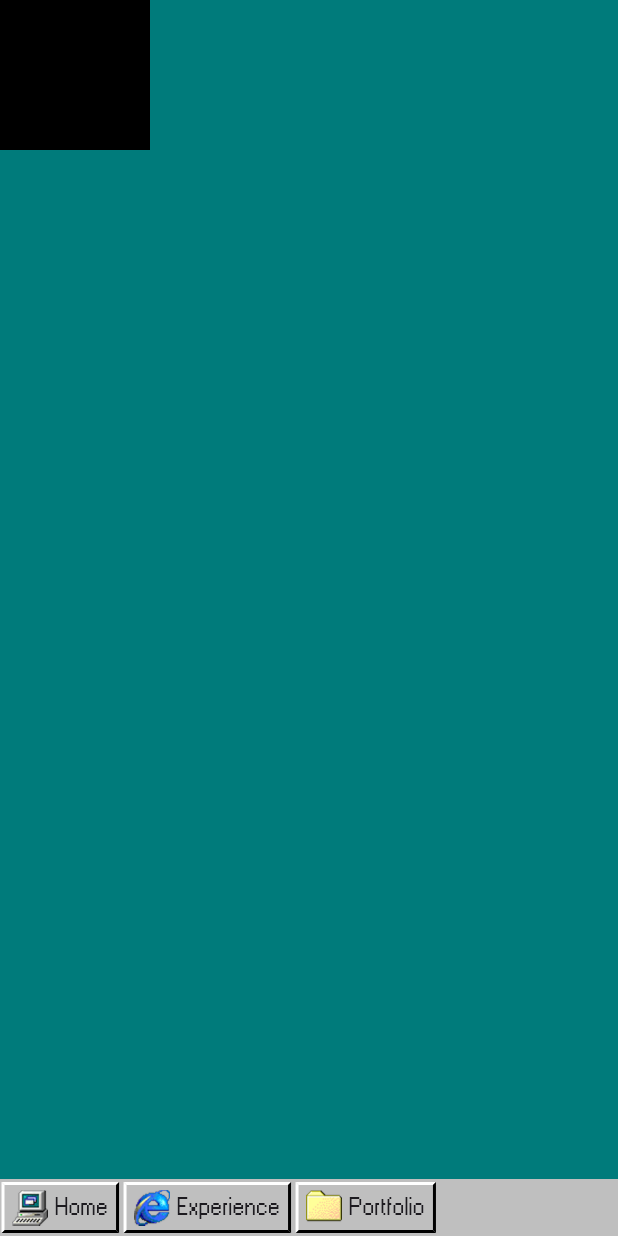
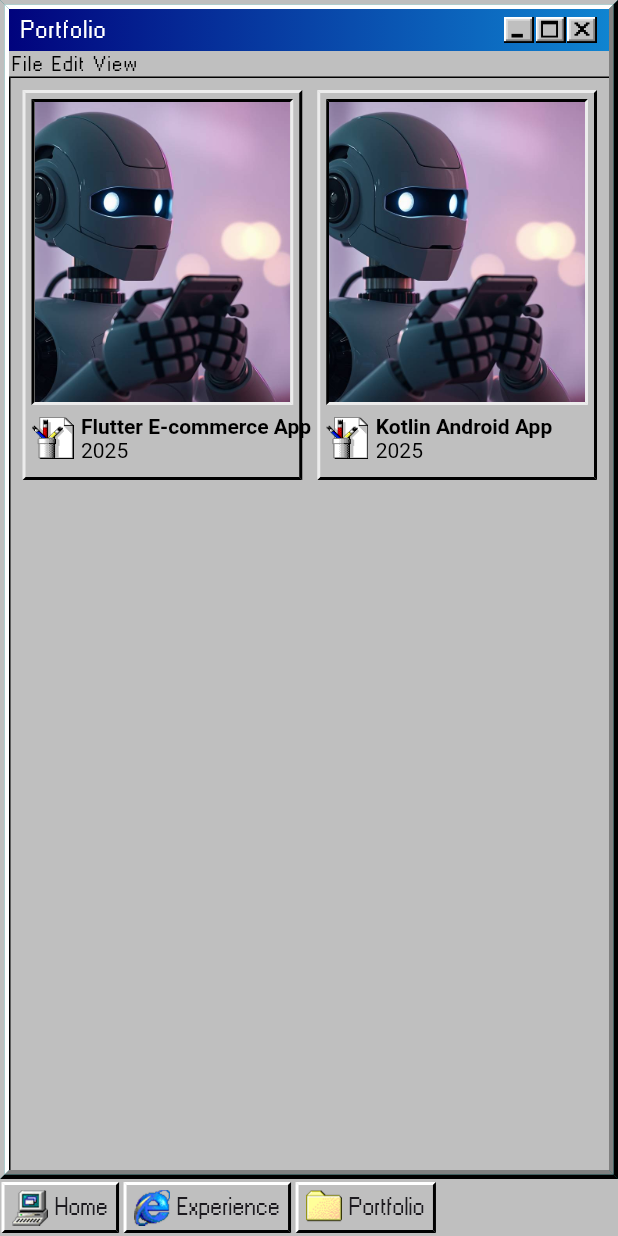
Before and after one commit to adultcode/Flutter-Windows98-Personal-website, a Flutter app: the screen it shows after launch, item 3 of the bottom bar chosen, on a phone screen of 412 x 824 dp. Run offline on Flutter 3.47's test engine with Material 3 defaults, Android fonts, the phone set to English and light mode, and no system bars; our stand-ins replace flutter_svg, responsive_framework; project files that could hold a hidden picture were left out.

Commit message:
mobile design portfolio

```diff
--- a/assets/data/data.json
+++ b/assets/data/data.json
@@ -34,5 +34,20 @@
     "phone": "+989019655342",
     "linkedin": "www.linkedin.com/",
     "github": "https://github.com/adultcode"
-  }
+  },
+  "project": [
+    {
+      "title": "Flutter E-commerce App",
+      "description": "Developed a high-performance e-commerce <b>application</b> using Flutter, integrating real-time data synchronization and payment gateways.",
+      "year": 2023,
+      "technologies": ["Flutter", "Dart", "Firebase"]
+    },
+    {
+      "title": "Kotlin Android App",
+      "description": "Architected a scalable Android application in Kotlin, focusing on user experience and performance optimization.",
+      "year": 2023,
+      "link": "google.com",
+      "technologies": ["Kotlin", "Android SDK"]
+    }
+  ]
 }
--- a/lib/core/data/model/data_model.dart
+++ b/lib/core/data/model/data_model.dart
@@ -5,12 +5,14 @@ part 'data_model.g.dart';
 class DataModel {
 final Profile profile;
 final List<Skill> skills;
+final List<Project> project;
 final Contact contact;
 
 DataModel({
   required this.profile,
   required this.skills,
   required this.contact,
+  required this.project,
 });
 
 factory DataModel.fromJson(Map<String, dynamic> json) =>
@@ -37,6 +39,26 @@ _$ProfileFromJson(json);
 
 Map<String, dynamic> toJson() => _$ProfileToJson(this);
 }
+/// skill class
+@JsonSerializable()
+class Project {
+  final String title;
+  final String description;
+  final int year;
+  List<String> technologies;
+
+  Project({
+    required this.title,
+    required this.description,
+    required this.technologies,
+    required this.year,
+  });
+
+  factory Project.fromJson(Map<String, dynamic> json) => _$ProjectFromJson(json);
+
+  Map<String, dynamic> toJson() => _$ProjectToJson(this);
+}
+
 
 /// skill class
 @JsonSerializable()
--- a/lib/design/widgets/content/content_widget.dart
+++ b/lib/design/widgets/content/content_widget.dart
@@ -1,4 +1,6 @@
 import 'package:flutter/material.dart';
+import 'package:hesam/design/window/windows_box.dart';
+import 'package:hesam/feature/portfolio/presentation/ui/portfolio.dart';
 
 import 'package:provider/provider.dart';
 import 'package:responsive_framework/responsive_framework.dart';
@@ -21,7 +23,12 @@ class ContentWidget extends StatelessWidget {
         switch (value){
           case 1:
               /// show home content
-            return  buildHomePage(isDesktop: ResponsiveBreakpoints.of(context).isDesktop);
+            return  WindowsBox(title: "Home",content: buildHomePage(isDesktop: ResponsiveBreakpoints.of(context).isDesktop));
+          case 3:
+              /// show portfolio content
+            return  WindowsBox(
+                title: "Portfolio",
+                content: buildPortfolio(isDesktop: ResponsiveBreakpoints.of(context).isDesktop));
           default: return Container();
         }
       },
--- a/lib/feature/home/presentation/ui/home_desktop.dart
+++ b/lib/feature/home/presentation/ui/home_desktop.dart
@@ -14,27 +14,13 @@ import '../../../../core/data/state/data_provider.dart';
 import '../../../../design/separator_widget.dart';
 import '../../../../design/widgets/button/simple_button.dart';
 import '../../../../design/window/windows_box.dart';
+
+
 class HomeDesktop extends StatelessWidget {
-  const HomeDesktop({super.key});
-
-  @override
-  Widget build(BuildContext context) {
-    return WindowsBox(title: "Resume",content: HomeContent(),);
-  }
-}
-
-class HomeContent extends StatelessWidget {
 
   final ScrollController _scrollController = ScrollController();
 
-  List<Widget>  skills = [
-    SkillWidget(icon: "flutter2.svg"),
-    SkillWidget(icon: "dart.svg"),
-    SkillWidget(icon: "django.svg"),
-    SkillWidget(icon: "git.svg"),
-    SkillWidget(icon: "kotlin.svg"),
-    SkillWidget(icon: "go.svg"),
-  ];
+
   HomeDesktop(){
     // skills.add(SkillWidget(icon: "flutter2.svg"));
     // skills.add(SkillWidget(icon: "flutter2.svg"));
--- a/lib/feature/home/presentation/ui/home_mobile.dart
+++ b/lib/feature/home/presentation/ui/home_mobile.dart
@@ -21,8 +21,7 @@ class HomeMobile extends StatelessWidget {
   );
   @override
   Widget build(BuildContext context) {
-    return WindowsBox(title: "Home",
-    content: Container(
+    return Container(
       padding: EdgeInsets.all(MarginSize.lg),
       child: SingleChildScrollView(
         child: Column(
@@ -84,7 +83,6 @@ class HomeMobile extends StatelessWidget {
           ],
         ),
       ),
-    ),
     );
 
   }
--- /dev/null
+++ b/lib/feature/portfolio/presentation/ui/portfolio.dart
@@ -0,0 +1,10 @@
+import 'package:flutter/material.dart';
+import 'package:hesam/feature/portfolio/presentation/ui/portfolio_desktop.dart';
+import 'package:hesam/feature/portfolio/presentation/ui/portfolio_mobile.dart';
+
+
+
+Widget buildPortfolio({required bool isDesktop}){
+  if(isDesktop) return PortfolioDesktop();
+  return PortfolioMobile();
+}
--- /dev/null
+++ b/lib/feature/portfolio/presentation/ui/portfolio_desktop.dart
@@ -0,0 +1,48 @@
+import 'package:flutter/material.dart';
+import 'package:hesam/core/constants/margin_size.dart';
+import 'package:hesam/core/data/state/data_provider.dart';
+import 'package:hesam/feature/portfolio/presentation/ui/widget/portfolio_item.dart';
+import 'package:provider/provider.dart';
+
+class PortfolioDesktop extends StatelessWidget {
+  const PortfolioDesktop({super.key});
+
+  @override
+  Widget build(BuildContext context) {
+    return Container(
+      padding: EdgeInsets.all(MarginSize.sm),
+      child: Column(
+     children: [
+
+       Expanded(
+         child: Consumer<DataProvider>(
+            builder: (context, dataProvider, child) {
+              return GridView.builder(
+                gridDelegate: SliverGridDelegateWithFixedCrossAxisCount(
+                  crossAxisCount: 2, // Number of items in each row
+                  mainAxisExtent: 260.0, // Fixed height for each item
+                  crossAxisSpacing: 10.0,
+                  mainAxisSpacing: 10.0,
+                ),
+                itemCount: 2,
+                itemBuilder: (context, index) {
+                  return PortfolioItem(project: dataProvider.data.project[index],);
+                },
+                // children: [
+                //   ...dataProvider.data.project.map((e) => PortfolioItem(project: e,),).toList()
+                // ],
+              );
+            },
+         ),
+       ),
+       // Row(
+       //   spacing: 5,
+       //   children: [
+       //     Expanded(child: PortfolioItem()),
+       //     Expanded(child: PortfolioItem()),
+       //   ],
+       // )
+     ],
+    ),);
+  }
+}
--- /dev/null
+++ b/lib/feature/portfolio/presentation/ui/portfolio_mobile.dart
@@ -0,0 +1,40 @@
+import 'package:flutter/material.dart';
+import 'package:hesam/core/constants/margin_size.dart';
+import 'package:hesam/feature/portfolio/presentation/ui/widget/portfolio_item.dart';
+import 'package:provider/provider.dart';
+
+import '../../../../core/data/state/data_provider.dart';
+
+class PortfolioMobile extends StatelessWidget {
+  const PortfolioMobile({super.key});
+
+  @override
+  Widget build(BuildContext context) {
+    return Container(
+
+      child:Consumer<DataProvider>(
+        builder: (context, value, child) {
+         return Container(
+         //  height: 400,
+           padding: EdgeInsets.all(MarginSize.sm),
+           child: GridView.builder(
+             gridDelegate: SliverGridDelegateWithFixedCrossAxisCount(
+               crossAxisCount: 2, // Number of items in each row
+               mainAxisExtent: 260.0, // Fixed height for each item
+               crossAxisSpacing: 10.0,
+               mainAxisSpacing: 10.0,
+             ),
+             itemCount: 2,
+             itemBuilder: (context, index) {
+               return PortfolioItem(project: value.data.project[index],);
+             },
+             // children: [
+             //   ...dataProvider.data.project.map((e) => PortfolioItem(project: e,),).toList()
+             // ],
+           ),
+         );
+        },
+      ) ,
+    );
+  }
+}
--- /dev/null
+++ b/lib/feature/portfolio/presentation/ui/widget/portfolio_item.dart
@@ -0,0 +1,88 @@
+import 'package:flutter/material.dart';
+import 'package:hesam/core/constants/app_color.dart';
+import 'package:hesam/core/constants/icon_size.dart';
+import 'package:hesam/core/constants/screen_size.dart';
+import 'package:hesam/core/constants/text_size.dart';
+import 'package:hesam/core/data/model/data_model.dart';
+import 'package:responsive_framework/responsive_framework.dart';
+
+class PortfolioItem extends StatelessWidget {
+  final Project project;
+  const PortfolioItem({super.key,required this.project});
+
+  @override
+  Widget build(BuildContext context) {
+    return Container(
+      //height:ResponsiveBreakpoints.of(context).isDesktop?250: ScreenSize.widthSize*0.7,
+      //margin: EdgeInsets.symmetric(vertical:ResponsiveBreakpoints.of(context).isDesktop?0:10 ),
+      padding: EdgeInsets.all(4),
+      width: double.infinity,
+      decoration: BoxDecoration(
+        color: AppColor.lightGrey,
+          border: Border(
+              bottom: BorderSide(
+                color: Colors.black,
+                width: 2.0,
+              ),
+              right: BorderSide(
+                color: Colors.black,
+                width: 2.0,
+              ),
+              top: BorderSide(
+                color: Colors.white70,
+                width: 2.0,
+              ),
+              left: BorderSide(
+                color: Colors.white70,
+                width: 2.0,
+              )
+          )
+      ),
+      child: Column(
+        crossAxisAlignment: CrossAxisAlignment.start  ,
+        children: [
+          Container(
+            //margin: EdgeInsets.all(4),
+              decoration: BoxDecoration(
+                border: Border(
+                    bottom: BorderSide(
+                      color: Colors.white70,
+                      width: 2.0,
+                    ),
+                    right: BorderSide(
+                      color: Colors.white70,
+                      width: 2.0,
+                    ),
+                    top: BorderSide(
+                      color: Colors.black,
+                      width: 2.0,
+                    ),
+                    left: BorderSide(
+                      color: Colors.black,
+                      width: 2.0,
+                    )
+                )
+              ),
+              child: Image.asset("assets/image/placeholder.jpg",
+                height: 200,
+                width: double.infinity,fit: BoxFit.cover,)),
+            Expanded(child: Row(crossAxisAlignment: CrossAxisAlignment.center,
+              spacing: 5,
+              children: [
+                Image.asset("assets/icon/paint.png",height: IconSize.lg,),
+                RichText(
+                    text: TextSpan(
+                        children: [
+                          TextSpan(text: "${project.title}\n",style: TextStyle(fontSize: TextSize.medium,color: Colors.black,fontWeight: FontWeight.w600)),
+                          TextSpan(text: "2025",style: TextStyle(fontSize: TextSize.medium,color: Colors.black)),
+                        ]
+                    ))
+
+
+              ],
+            ))
+        ]
+      ),
+    );
+  }
+}
--- a/lib/main.dart
+++ b/lib/main.dart
@@ -84,15 +84,22 @@ class _HomePageState extends State<HomePage> {
           return Column(
             children: [
               Expanded(
+                child: Container(
+                  width: double.infinity,
                   child: Stack(
                     children: [
-                    Container(
+                      Positioned(
+                        left: 10,
+                        top: 10,
+                        child: Container(
                           width: 100,
                           height: 100,
-                      color: Colors.black,
+                          color: Colors.red,
+                        ),
                       ),
                       ContentWidget()
                     ],
+                  ),
                 ),
               ),
 
--- a/pubspec.yaml
+++ b/pubspec.yaml
@@ -39,6 +39,7 @@ dependencies:
   responsive_framework: ^1.5.1
   json_annotation: ^4.9.0
   json_serializable: ^6.9.0
+  flutter_html: ^3.0.0
 
 
 dev_dependencies:
@@ -71,6 +72,7 @@ flutter:
 
   assets:
     - assets/icon/
+    - assets/image/
     - assets/data/data.json
 
   # An image asset can refer to one or more resolution-specific "variants", see
```
Also changed, not shown: assets/icon/paint.png (added), assets/image/placeholder.jpg (added), lib/core/data/model/data_model.g.dart, pubspec.lock. Lines whose indentation alone changed are shown as unchanged.
